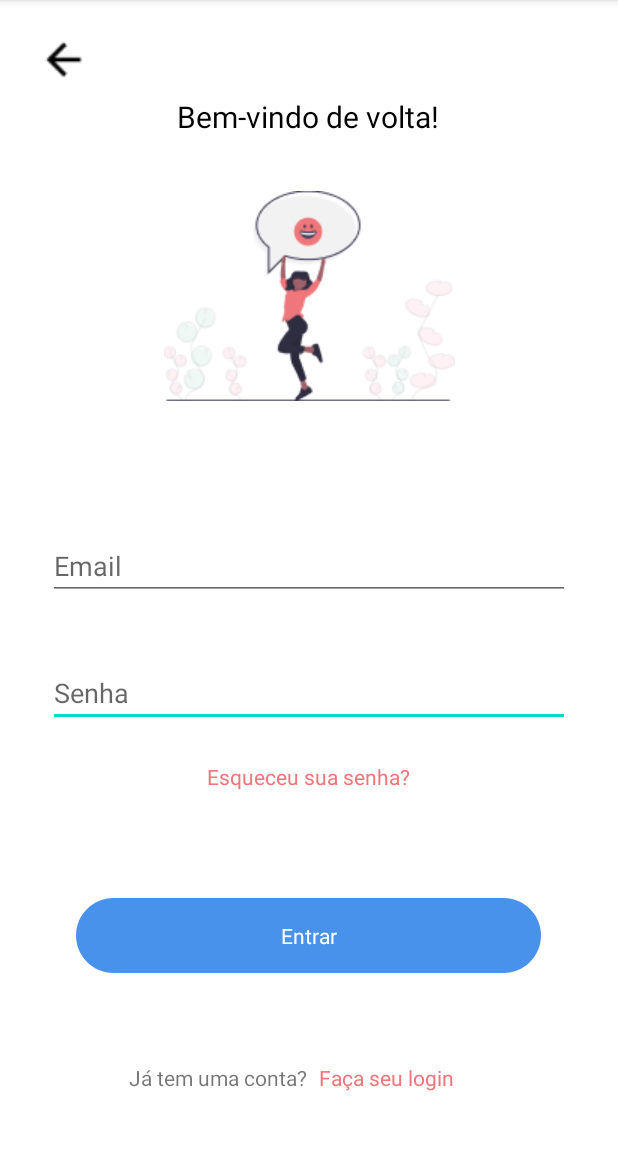
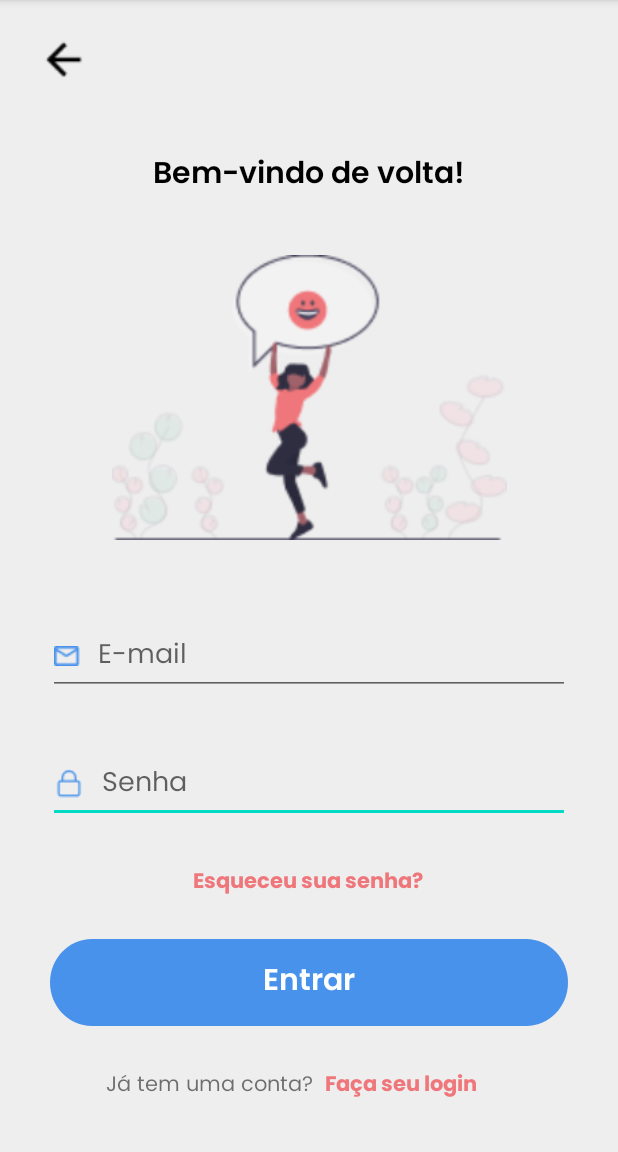
Before and after one commit to deborahohanne/MaisGentil, an Android app: the LoginActivity screen opened directly, with no data from a screen before it, on a phone screen of 412 x 824 dp, the part 84-1236 px from its top. Run offline under Robolectric (Android 15) with nearby library versions, the phone set to English and light mode, and no system bars; our stand-ins replace Firebase (no records; nobody signed in at launch, a user with empty details on screens opened directly).

Commit message:
alteracoes design

```diff
--- a/app/src/main/res/layout/activity_login.xml
+++ b/app/src/main/res/layout/activity_login.xml
@@ -4,6 +4,7 @@
     xmlns:tools="http://schemas.android.com/tools"
     android:layout_width="match_parent"
     android:layout_height="match_parent"
+    android:background="#EEEEEE"
     tools:context=".ui.activity.LoginActivity">
 
     <ImageView
@@ -22,19 +23,19 @@
         android:id="@+id/tvLoginOne"
         android:layout_width="wrap_content"
         android:layout_height="wrap_content"
-        android:layout_marginTop="64dp"
+        android:layout_marginTop="100dp"
+        android:fontFamily="@font/poppinssemibold"
         android:text="@string/txt5login"
         android:textColor="@color/black"
         android:textSize="20sp"
         app:layout_constraintEnd_toEndOf="parent"
-        app:layout_constraintHorizontal_bias="0.497"
         app:layout_constraintStart_toStartOf="parent"
         app:layout_constraintTop_toTopOf="parent" />
 
     <ImageView
         android:id="@+id/imageView4"
-        android:layout_width="wrap_content"
-        android:layout_height="wrap_content"
+        android:layout_width="263dp"
+        android:layout_height="190dp"
         android:layout_marginTop="36dp"
         app:layout_constraintEnd_toEndOf="parent"
         app:layout_constraintStart_toStartOf="parent"
@@ -46,14 +47,16 @@
         android:layout_width="0dp"
         android:layout_height="wrap_content"
         android:layout_marginStart="32dp"
-        android:layout_marginTop="8dp"
         android:layout_marginEnd="32dp"
         android:ems="10"
+        android:drawableStart="@drawable/lock"
+        android:drawablePadding="12dp"
+        android:fontFamily="@font/poppinsregular"
         android:hint="@string/txtSenha"
         android:inputType="textPassword"
         app:layout_constraintBottom_toTopOf="@+id/tvLoginTwo"
         app:layout_constraintEnd_toEndOf="parent"
-        app:layout_constraintHorizontal_bias="0.5"
+        app:layout_constraintHorizontal_bias="0.0"
         app:layout_constraintStart_toStartOf="parent"
         app:layout_constraintTop_toBottomOf="@+id/etEmailAddressLogin" />
 
@@ -62,15 +65,18 @@
         android:layout_width="0dp"
         android:layout_height="wrap_content"
         android:layout_marginStart="32dp"
-        android:layout_marginTop="64dp"
+        android:layout_marginTop="25dp"
         android:layout_marginEnd="32dp"
         android:layout_marginBottom="8dp"
         android:ems="10"
+        android:drawableStart="@drawable/email"
+        android:drawablePadding="12dp"
+        android:fontFamily="@font/poppinsregular"
         android:hint="@string/txtEmail"
         android:inputType="textEmailAddress"
         app:layout_constraintBottom_toTopOf="@+id/etPasswordLogin"
         app:layout_constraintEnd_toEndOf="parent"
-        app:layout_constraintHorizontal_bias="0.5"
+        app:layout_constraintHorizontal_bias="1.0"
         app:layout_constraintStart_toStartOf="parent"
         app:layout_constraintTop_toBottomOf="@+id/imageView4" />
 
@@ -78,40 +84,28 @@
         android:id="@+id/tvLoginTwo"
         android:layout_width="wrap_content"
         android:layout_height="wrap_content"
-        android:layout_marginBottom="48dp"
+        android:layout_marginBottom="25dp"
+        android:fontFamily="@font/poppinsbold"
         android:text="@string/txt3forgot"
         android:textColor="@color/txt_vermelho"
         app:layout_constraintBottom_toTopOf="@+id/btLoginLogin"
         app:layout_constraintEnd_toEndOf="parent"
         app:layout_constraintHorizontal_bias="0.498"
         app:layout_constraintStart_toStartOf="parent"
-        app:layout_constraintTop_toTopOf="@+id/guideline2" />
+        app:layout_constraintTop_toTopOf="@+id/guideline2"
+        app:layout_constraintVertical_bias="1.0" />
 
     <TextView
         android:id="@+id/tvLoginThree"
         android:layout_width="wrap_content"
         android:layout_height="wrap_content"
         android:layout_marginStart="100dp"
-        android:layout_marginBottom="40dp"
+        android:layout_marginBottom="32dp"
+        android:fontFamily="@font/poppinsregular"
         android:text="@string/txtJaTemUmaConta1"
         app:layout_constraintBottom_toBottomOf="parent"
         app:layout_constraintEnd_toStartOf="@+id/tvLoginLinked"
         app:layout_constraintHorizontal_bias="0.5"
-        app:layout_constraintStart_toStartOf="parent" />
-
-    <TextView
-        android:id="@+id/btLoginLogin"
-        android:layout_width="wrap_content"
-        android:layout_height="wrap_content"
-        android:layout_marginBottom="60dp"
-        android:background="@drawable/custom_bt_one"
-        android:gravity="center"
-        android:text="@string/txtEntrar"
-        android:textAlignment="center"
-        android:textColor="@color/white"
-        app:layout_constraintBottom_toTopOf="@+id/tvLoginThree"
-        app:layout_constraintEnd_toEndOf="parent"
-        app:layout_constraintHorizontal_bias="0.495"
         app:layout_constraintStart_toStartOf="parent" />
 
     <TextView
@@ -120,13 +114,30 @@
         android:layout_height="wrap_content"
         android:layout_marginStart="8dp"
         android:layout_marginEnd="124dp"
-        android:layout_marginBottom="40dp"
+        android:layout_marginBottom="32dp"
+        android:fontFamily="@font/poppinsbold"
         android:text="@string/txtJaTemUmaConta2"
         android:textColor="@color/txt_vermelho"
         app:layout_constraintBottom_toBottomOf="parent"
         app:layout_constraintEnd_toEndOf="parent"
         app:layout_constraintHorizontal_bias="0.5"
         app:layout_constraintStart_toEndOf="@+id/tvLoginThree" />
+
+    <TextView
+        android:id="@+id/btLoginLogin"
+        android:layout_width="345dp"
+        android:layout_height="58dp"
+        android:layout_marginBottom="84dp"
+        android:background="@drawable/custom_bt_one"
+        android:fontFamily="@font/poppinssemibold"
+        android:gravity="center"
+        android:text="@string/txtEntrar"
+        android:textAlignment="center"
+        android:textColor="@color/white"
+        android:textSize="20sp"
+        app:layout_constraintBottom_toBottomOf="parent"
+        app:layout_constraintEnd_toEndOf="parent"
+        app:layout_constraintStart_toStartOf="parent" />
 
     <androidx.constraintlayout.widget.Guideline
         android:id="@+id/guideline2"
```
Also changed, not shown: app/src/main/res/layout/activity_forgot.xml (+26 -17 lines), app/src/main/res/layout/activity_main.xml (+41 -24 lines), app/src/main/res/layout/activity_sign_up_one.xml (+44 -29 lines), app/src/main/res/layout/activity_sign_up_three.xml (+36 -24 lines), app/src/main/res/layout/activity_sign_up_two.xml (+38 -24 lines), app/src/main/res/layout/fragment_onboarding_first.xml (+15 -10 lines), app/src/main/res/layout/fragment_onboarding_second.xml (+19 -12 lines), app/src/main/res/values/strings.xml (+8 -6 lines), app/src/main/res/drawable/building.png (added), app/src/main/res/drawable/buttom2.png (added), app/src/main/res/drawable/email.png (added), app/src/main/res/drawable/fun.png (added), app/src/main/res/drawable/lock.png (added), app/src/main/res/drawable/user.png (added).
